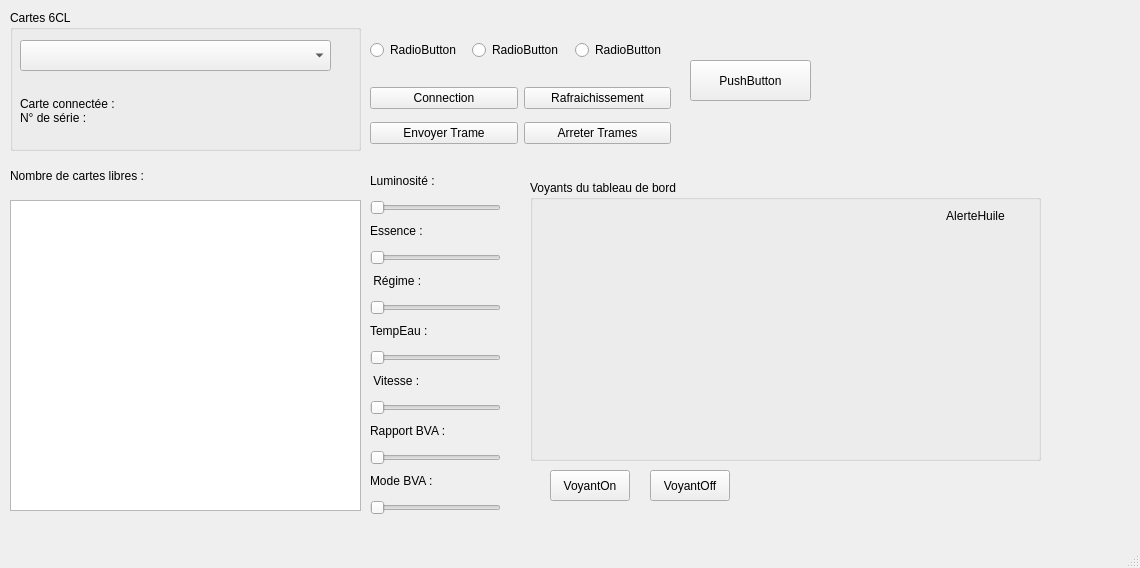
Old version of the form mainwindow.ui in the repository Kuro-Ex/Mini_Projet_Diag.
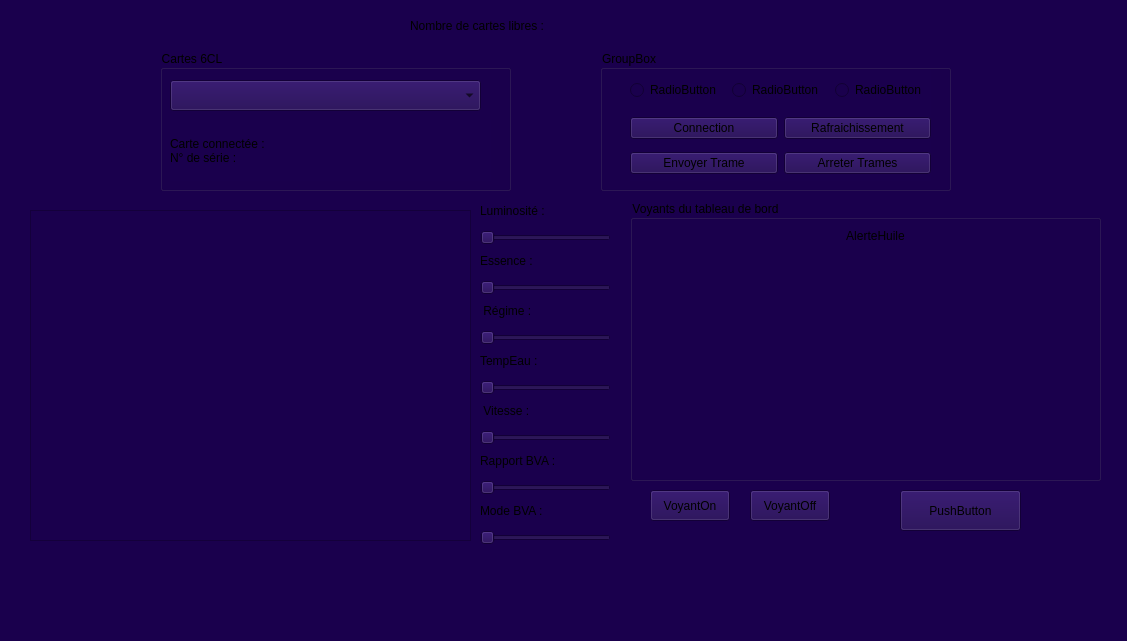
New version of the form. Icons and pictures are not drawn.

What changed in the file:
```diff
--- a/mainwindow.ui
+++ b/mainwindow.ui
@@ -6,19 +6,22 @@
    <rect>
     <x>0</x>
     <y>0</y>
-    <width>1140</width>
-    <height>568</height>
+    <width>1127</width>
+    <height>641</height>
    </rect>
   </property>
   <property name="windowTitle">
    <string>MainWindow</string>
   </property>
+  <property name="styleSheet">
+   <string notr="true">background-color: rgb(26, 0, 77);</string>
+  </property>
   <widget class="QWidget" name="centralwidget">
    <widget class="QGroupBox" name="groupBox">
     <property name="geometry">
      <rect>
-      <x>10</x>
-      <y>10</y>
+      <x>160</x>
+      <y>50</y>
       <width>351</width>
       <height>141</height>
      </rect>
@@ -64,8 +67,8 @@
    <widget class="QLabel" name="nbCartes">
     <property name="geometry">
      <rect>
-      <x>10</x>
-      <y>160</y>
+      <x>410</x>
+      <y>10</y>
       <width>331</width>
       <height>31</height>
      </rect>
@@ -80,18 +83,18 @@
    <widget class="QListView" name="listView">
     <property name="geometry">
      <rect>
-      <x>10</x>
-      <y>200</y>
-      <width>351</width>
-      <height>311</height>
+      <x>30</x>
+      <y>210</y>
+      <width>441</width>
+      <height>331</height>
      </rect>
     </property>
    </widget>
    <widget class="QSlider" name="sliderRegime">
     <property name="geometry">
      <rect>
-      <x>370</x>
-      <y>300</y>
+      <x>480</x>
+      <y>330</y>
       <width>131</width>
       <height>16</height>
      </rect>
@@ -106,8 +109,8 @@
    <widget class="QSlider" name="sliderVitesse">
     <property name="geometry">
      <rect>
-      <x>370</x>
-      <y>400</y>
+      <x>480</x>
+      <y>430</y>
       <width>131</width>
       <height>16</height>
      </rect>
@@ -122,8 +125,8 @@
    <widget class="QSlider" name="sliderEssence">
     <property name="geometry">
      <rect>
-      <x>370</x>
-      <y>250</y>
+      <x>480</x>
+      <y>280</y>
       <width>131</width>
       <height>16</height>
      </rect>
@@ -135,8 +138,8 @@
    <widget class="QSlider" name="sliderTempEau">
     <property name="geometry">
      <rect>
-      <x>370</x>
-      <y>350</y>
+      <x>480</x>
+      <y>380</y>
       <width>131</width>
       <height>16</height>
      </rect>
@@ -151,8 +154,8 @@
    <widget class="QSlider" name="sliderRapportBVA">
     <property name="geometry">
      <rect>
-      <x>370</x>
-      <y>450</y>
+      <x>480</x>
+      <y>480</y>
       <width>131</width>
       <height>16</height>
      </rect>
@@ -167,8 +170,8 @@
    <widget class="QSlider" name="sliderModeBVA">
     <property name="geometry">
      <rect>
-      <x>370</x>
-      <y>500</y>
+      <x>480</x>
+      <y>530</y>
       <width>131</width>
       <height>16</height>
      </rect>
@@ -183,8 +186,8 @@
    <widget class="QPushButton" name="btnVoyantsOn">
     <property name="geometry">
      <rect>
-      <x>550</x>
-      <y>470</y>
+      <x>650</x>
+      <y>490</y>
       <width>80</width>
       <height>31</height>
      </rect>
@@ -196,8 +199,8 @@
    <widget class="QPushButton" name="btnVoyantsOff">
     <property name="geometry">
      <rect>
-      <x>650</x>
-      <y>470</y>
+      <x>750</x>
+      <y>490</y>
       <width>80</width>
       <height>31</height>
      </rect>
@@ -209,8 +212,8 @@
    <widget class="QLabel" name="labelRegime">
     <property name="geometry">
      <rect>
-      <x>370</x>
-      <y>270</y>
+      <x>480</x>
+      <y>300</y>
       <width>161</width>
       <height>21</height>
      </rect>
@@ -225,8 +228,8 @@
    <widget class="QLabel" name="labelEssence">
     <property name="geometry">
      <rect>
-      <x>370</x>
-      <y>220</y>
+      <x>480</x>
+      <y>250</y>
       <width>151</width>
       <height>21</height>
      </rect>
@@ -241,8 +244,8 @@
    <widget class="QLabel" name="labelVitesse">
     <property name="geometry">
      <rect>
-      <x>370</x>
-      <y>370</y>
+      <x>480</x>
+      <y>400</y>
       <width>161</width>
       <height>21</height>
      </rect>
@@ -257,8 +260,8 @@
    <widget class="QLabel" name="labelRapportBVA">
     <property name="geometry">
      <rect>
-      <x>370</x>
-      <y>420</y>
+      <x>480</x>
+      <y>450</y>
       <width>161</width>
       <height>21</height>
      </rect>
@@ -273,8 +276,8 @@
    <widget class="QLabel" name="labelTempEau">
     <property name="geometry">
      <rect>
-      <x>370</x>
-      <y>320</y>
+      <x>480</x>
+      <y>350</y>
       <width>161</width>
       <height>21</height>
      </rect>
@@ -289,8 +292,8 @@
    <widget class="QLabel" name="labelModeBVA">
     <property name="geometry">
      <rect>
-      <x>370</x>
-      <y>470</y>
+      <x>480</x>
+      <y>500</y>
       <width>171</width>
       <height>21</height>
      </rect>
@@ -305,8 +308,8 @@
    <widget class="QSlider" name="sliderLuminosite">
     <property name="geometry">
      <rect>
-      <x>370</x>
-      <y>200</y>
+      <x>480</x>
+      <y>230</y>
       <width>131</width>
       <height>16</height>
      </rect>
@@ -318,8 +321,8 @@
    <widget class="QLabel" name="labelLuminosite">
     <property name="geometry">
      <rect>
-      <x>370</x>
-      <y>170</y>
+      <x>480</x>
+      <y>200</y>
       <width>91</width>
       <height>21</height>
      </rect>
@@ -334,9 +337,9 @@
    <widget class="QGroupBox" name="groupBox_3">
     <property name="geometry">
      <rect>
-      <x>530</x>
-      <y>180</y>
-      <width>511</width>
+      <x>630</x>
+      <y>200</y>
+      <width>471</width>
       <height>281</height>
      </rect>
     </property>
@@ -346,8 +349,8 @@
     <widget class="QPushButton" name="feuxBrouillardAr">
      <property name="geometry">
       <rect>
-       <x>350</x>
-       <y>203</y>
+       <x>340</x>
+       <y>210</y>
        <width>80</width>
        <height>41</height>
       </rect>
@@ -373,7 +376,7 @@
     <widget class="QPushButton" name="clignotantGauche">
      <property name="geometry">
       <rect>
-       <x>90</x>
+       <x>80</x>
        <y>40</y>
        <width>80</width>
        <height>51</height>
@@ -405,7 +408,7 @@
     <widget class="QPushButton" name="Frpk">
      <property name="geometry">
       <rect>
-       <x>150</x>
+       <x>160</x>
        <y>100</y>
        <width>80</width>
        <height>51</height>
@@ -429,13 +432,13 @@
       </size>
      </property>
     </widget>
-    <widget class="QPushButton" name="AirBagArr">
+    <widget class="QPushButton" name="AirBag">
      <property name="geometry">
       <rect>
-       <x>350</x>
+       <x>260</x>
        <y>153</y>
        <width>80</width>
-       <height>41</height>
+       <height>51</height>
       </rect>
      </property>
      <property name="styleSheet">
@@ -459,7 +462,7 @@
     <widget class="QPushButton" name="service">
      <property name="geometry">
       <rect>
-       <x>20</x>
+       <x>30</x>
        <y>80</y>
        <width>81</width>
        <height>61</height>
@@ -486,8 +489,8 @@
     <widget class="QPushButton" name="feuxCroisement">
      <property name="geometry">
       <rect>
-       <x>150</x>
-       <y>203</y>
+       <x>160</x>
+       <y>210</y>
        <width>80</width>
        <height>41</height>
       </rect>
@@ -516,8 +519,8 @@
     <widget class="QPushButton" name="feuxBrouillardAv">
      <property name="geometry">
       <rect>
-       <x>250</x>
-       <y>203</y>
+       <x>260</x>
+       <y>210</y>
        <width>80</width>
        <height>41</height>
       </rect>
@@ -543,7 +546,7 @@
     <widget class="QPushButton" name="secPassDef">
      <property name="geometry">
       <rect>
-       <x>150</x>
+       <x>160</x>
        <y>153</y>
        <width>81</width>
        <height>41</height>
@@ -598,7 +601,7 @@
     <widget class="QPushButton" name="clignotantDroite">
      <property name="geometry">
       <rect>
-       <x>320</x>
+       <x>330</x>
        <y>40</y>
        <width>80</width>
        <height>51</height>
@@ -625,7 +628,7 @@
     <widget class="QPushButton" name="esp">
      <property name="geometry">
       <rect>
-       <x>350</x>
+       <x>340</x>
        <y>100</y>
        <width>80</width>
        <height>41</height>
@@ -652,8 +655,8 @@
     <widget class="QPushButton" name="feuxDeRoute">
      <property name="geometry">
       <rect>
-       <x>50</x>
-       <y>203</y>
+       <x>70</x>
+       <y>210</y>
        <width>80</width>
        <height>41</height>
       </rect>
@@ -679,7 +682,7 @@
     <widget class="QPushButton" name="abs">
      <property name="geometry">
       <rect>
-       <x>250</x>
+       <x>260</x>
        <y>100</y>
        <width>81</width>
        <height>41</height>
@@ -708,7 +711,7 @@
     <widget class="QPushButton" name="pushButton_9">
      <property name="geometry">
       <rect>
-       <x>50</x>
+       <x>70</x>
        <y>150</y>
        <width>80</width>
        <height>41</height>
@@ -735,7 +738,7 @@
     <widget class="QPushButton" name="AlerteHuile">
      <property name="geometry">
       <rect>
-       <x>390</x>
+       <x>190</x>
        <y>20</y>
        <width>111</width>
        <height>31</height>
@@ -761,12 +764,97 @@
       </size>
      </property>
     </widget>
+    <widget class="QPushButton" name="AirBagArr">
+     <property name="geometry">
+      <rect>
+       <x>340</x>
+       <y>150</y>
+       <width>80</width>
+       <height>51</height>
+      </rect>
+     </property>
+     <property name="styleSheet">
+      <string notr="true">    border: none;
+    background-color: transparent;</string>
+     </property>
+     <property name="text">
+      <string/>
+     </property>
+     <property name="icon">
+      <iconset resource="resources.qrc">
+       <normaloff>:/img/build/airbagArrOff.png</normaloff>:/img/build/airbagArrOff.png</iconset>
+     </property>
+     <property name="iconSize">
+      <size>
+       <width>64</width>
+       <height>64</height>
+      </size>
+     </property>
+    </widget>
+   </widget>
+   <widget class="QPushButton" name="tcp">
+    <property name="geometry">
+     <rect>
+      <x>900</x>
+      <y>490</y>
+      <width>121</width>
+      <height>41</height>
+     </rect>
+    </property>
+    <property name="text">
+     <string>PushButton</string>
+    </property>
+   </widget>
+   <widget class="QGroupBox" name="groupBox_2">
+    <property name="geometry">
+     <rect>
+      <x>600</x>
+      <y>50</y>
+      <width>351</width>
+      <height>141</height>
+     </rect>
+    </property>
+    <property name="title">
+     <string>GroupBox</string>
+    </property>
+    <widget class="QWidget" name="horizontalLayoutWidget_3">
+     <property name="geometry">
+      <rect>
+       <x>30</x>
+       <y>20</y>
+       <width>301</width>
+       <height>41</height>
+      </rect>
+     </property>
+     <layout class="QHBoxLayout" name="horizontalLayout_10">
+      <item>
+       <widget class="QRadioButton" name="radioLocal">
+        <property name="text">
+         <string>RadioButton</string>
+        </property>
+       </widget>
+      </item>
+      <item>
+       <widget class="QRadioButton" name="radioTCP">
+        <property name="text">
+         <string>RadioButton</string>
+        </property>
+       </widget>
+      </item>
+      <item>
+       <widget class="QRadioButton" name="radioUDP">
+        <property name="text">
+         <string>RadioButton</string>
+        </property>
+       </widget>
+      </item>
+     </layout>
    </widget>
    <widget class="QWidget" name="verticalLayoutWidget">
     <property name="geometry">
      <rect>
-      <x>370</x>
-      <y>80</y>
+       <x>30</x>
+       <y>60</y>
       <width>301</width>
       <height>71</height>
      </rect>
@@ -810,51 +898,6 @@
      </item>
     </layout>
    </widget>
-   <widget class="QWidget" name="horizontalLayoutWidget_3">
-    <property name="geometry">
-     <rect>
-      <x>370</x>
-      <y>30</y>
-      <width>301</width>
-      <height>41</height>
-     </rect>
-    </property>
-    <layout class="QHBoxLayout" name="horizontalLayout_10">
-     <item>
-      <widget class="QRadioButton" name="radioButton_2">
-       <property name="text">
-        <string>RadioButton</string>
-       </property>
-      </widget>
-     </item>
-     <item>
-      <widget class="QRadioButton" name="radioButton">
-       <property name="text">
-        <string>RadioButton</string>
-       </property>
-      </widget>
-     </item>
-     <item>
-      <widget class="QRadioButton" name="radioButton_3">
-       <property name="text">
-        <string>RadioButton</string>
-       </property>
-      </widget>
-     </item>
-    </layout>
-   </widget>
-   <widget class="QPushButton" name="tcp">
-    <property name="geometry">
-     <rect>
-      <x>690</x>
-      <y>60</y>
-      <width>121</width>
-      <height>41</height>
-     </rect>
-    </property>
-    <property name="text">
-     <string>PushButton</string>
-    </property>
    </widget>
   </widget>
   <widget class="QMenuBar" name="menubar">
```
Left out of the diff: 2 changed lines with no effect on the pictures. Lines whose indentation alone changed are shown as unchanged.
